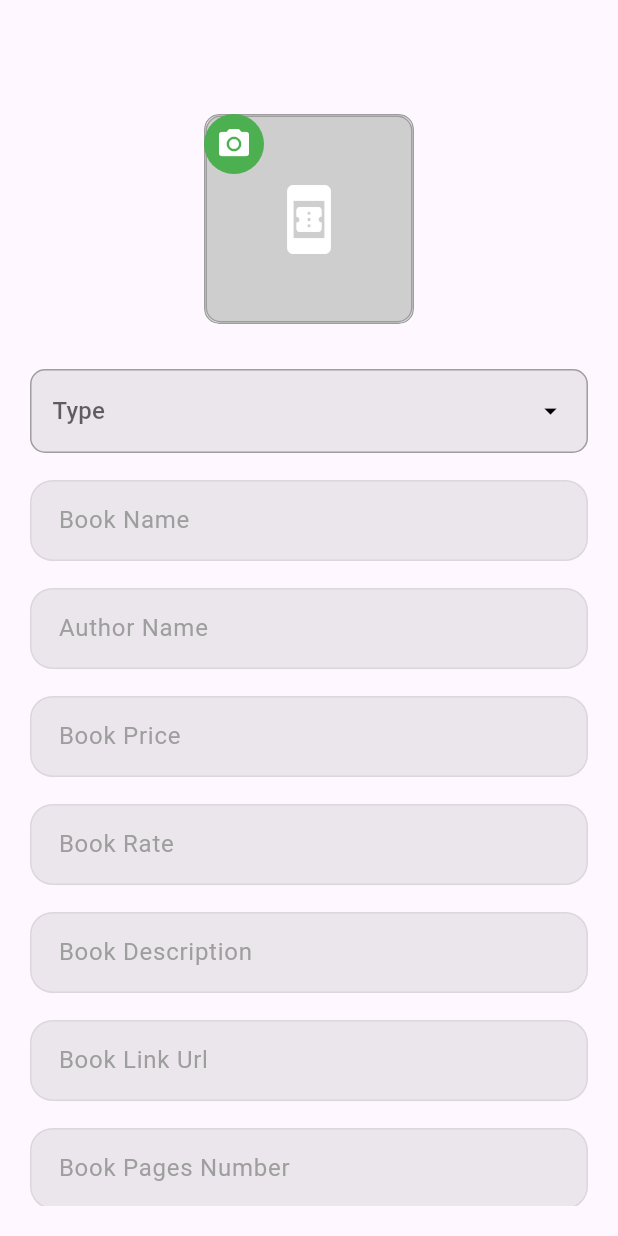
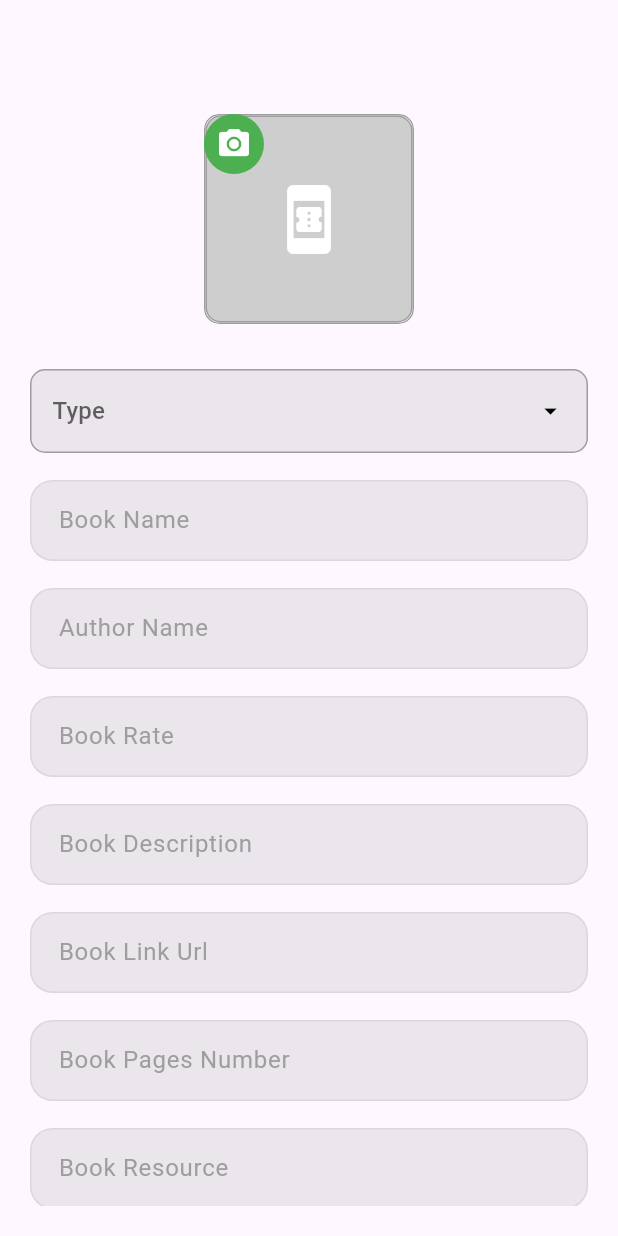
Before and after one commit to mostafaahmedbahr/task_2_admin, a Flutter app: the screen it shows after launch, on a phone screen of 412 x 824 dp. Run offline on Flutter 3.47's test engine with Material 3 defaults, Android fonts, the phone set to English and light mode, and no system bars; drawn by our look-alikes of dropdown_button2; our stand-ins replace cloud_firestore, file_picker, firebase_auth, firebase_core, firebase_storage, flutter_bloc and 2 more; accounts and stored records are empty.

Commit message:
delete book price

```diff
--- a/lib/home/cubit/cubit.dart
+++ b/lib/home/cubit/cubit.dart
@@ -69,7 +69,6 @@ class HomeCubit extends Cubit<HomeStates> {
       String? bookImage,
     required String bookName,
     required String bookAuthorName,
-    required String bookPrice,
     required String bookId,
     required String bookType,
     required String bookUrl,
@@ -86,7 +85,6 @@ class HomeCubit extends Cubit<HomeStates> {
           "bookId" : bookId,
           "bookName" : bookName,
           "bookAuthorName" : bookAuthorName,
-          "bookPrice" : bookPrice,
           "bookType" : bookType,
           "bookUrl" : bookUrl,
           "bookResource" : bookResource,
--- a/lib/home/home_screen.dart
+++ b/lib/home/home_screen.dart
@@ -20,19 +20,17 @@ class HomeScreen extends StatefulWidget {
 class _HomeScreenState extends State<HomeScreen> {
   @override
   Widget build(BuildContext context) {
-    var formKey2 = GlobalKey<FormState>();
     return BlocConsumer<HomeCubit , HomeStates>(
       listener: (context , state ){
         if(state is AddBookSuccessState){
           NewToast.showNewSuccessToast(msg: "done", context: context);
           HomeCubit.get(context).file =null;
           HomeCubit.get(context).bookType =null;
-          HomeCubit.get(context).bookPriceCon.clear();
+          HomeCubit.get(context).bookNameCon.clear();
           HomeCubit.get(context).bookAuthorNameCon.clear();
-          HomeCubit.get(context).bookNameCon.clear();
+          HomeCubit.get(context).bookRateCon.clear();
+          HomeCubit.get(context).bookDesCon.clear();
           HomeCubit.get(context).bookLinkCon.clear();
-          HomeCubit.get(context).bookDesCon.clear();
-          HomeCubit.get(context).bookRateCon.clear();
           HomeCubit.get(context).bookPagesNumberCon.clear();
           HomeCubit.get(context).bookResourceCon.clear();
         }
@@ -192,14 +190,6 @@ class _HomeScreenState extends State<HomeScreen> {
                 ),
                 CustomTextFormField(
                   keyboardType : TextInputType.number,
-                  controller: HomeCubit.get(context).bookPriceCon,
-                  hintText: "Book Price",
-                ),
-                const SizedBox(
-                  height: 18,
-                ),
-                CustomTextFormField(
-                  keyboardType : TextInputType.number,
                   controller: HomeCubit.get(context).bookRateCon,
                   hintText: "Book Rate",
                 ),
@@ -262,7 +252,6 @@ class _HomeScreenState extends State<HomeScreen> {
                           bookImage: HomeCubit.get(context).imageUrl.toString(),
                           bookName:  HomeCubit.get(context).bookNameCon.text.toString(),
                           bookAuthorName: HomeCubit.get(context).bookAuthorNameCon.text.toString(),
-                          bookPrice:  HomeCubit.get(context).bookPriceCon.text.toString(),
                           bookType: HomeCubit.get(context).bookType.toString(),
                           bookId:  HomeCubit.get(context).uuidBook.toString(),
                             bookUrl :  HomeCubit.get(context).bookLinkCon.text.toString(),
```
